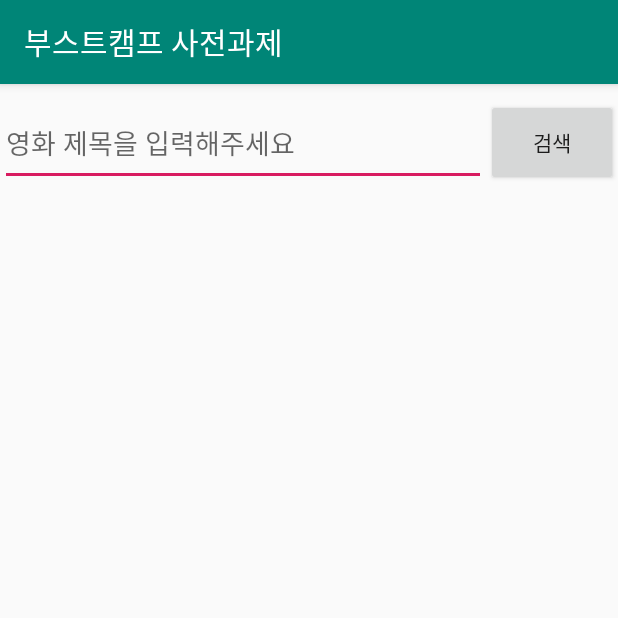
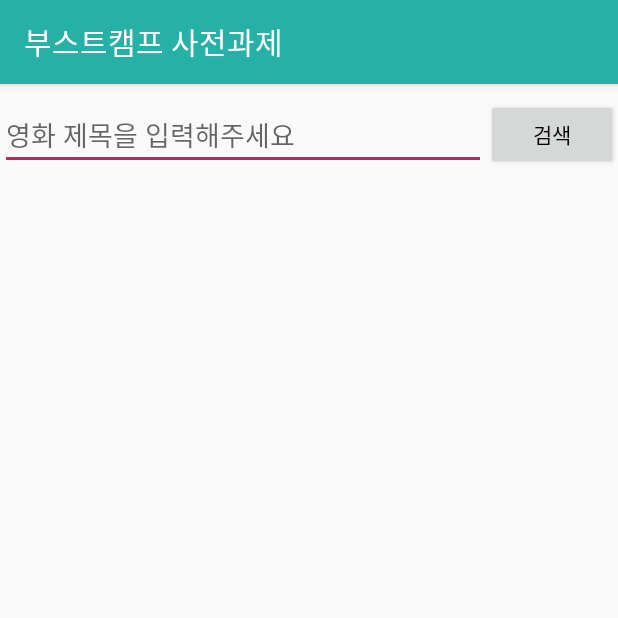
Before and after one commit to ch-Yoon/movie_list_toy_project, an Android app: the screen it shows after launch (MovieListActivity), on a phone screen of 412 x 824 dp, the top half of it. Run offline under Robolectric (Android 15) with nearby library versions, the phone set to English and light mode, and no system bars; our stand-ins replace Volley.

```diff
--- a/movielist/app/src/main/java/com/list/movie/hyuck/movielist/movielist/adapter/MovieListAdapter.java
+++ b/movielist/app/src/main/java/com/list/movie/hyuck/movielist/movielist/adapter/MovieListAdapter.java
@@ -71,6 +71,7 @@ public class MovieListAdapter extends RecyclerView.Adapter<MovieListAdapterViewH
 
     @Override
     public void setMovieDataList(ArrayList<MovieData> movieDataArrayList) {
+        this.movieDataList.clear();
         this.movieDataList = movieDataArrayList;
     }
 
--- a/movielist/app/src/main/java/com/list/movie/hyuck/movielist/movielist/model/MovieListModel.java
+++ b/movielist/app/src/main/java/com/list/movie/hyuck/movielist/movielist/model/MovieListModel.java
@@ -1,8 +1,6 @@
 package com.list.movie.hyuck.movielist.movielist.model;
 
 import android.content.Context;
-import android.net.ConnectivityManager;
-import android.net.NetworkInfo;
 
 import com.google.gson.Gson;
 import com.list.movie.hyuck.movielist.movielist.model.items.MovieData;
@@ -18,16 +16,14 @@ import org.json.JSONObject;
 import java.util.ArrayList;
 
 public class MovieListModel {
-    private Context context;
     private ServerCommunicator serverCommunicator;
 
-    public MovieListModel(Context context) {
-        init(context);
+    public MovieListModel(Context applicationContext) {
+        init(applicationContext);
     }
 
-    private void init(Context context) {
-        this.context = context;
-        serverCommunicator = VolleySingleton.getInstance(context.getApplicationContext());
+    private void init(Context applicationContext) {
+        serverCommunicator = VolleySingleton.getInstance(applicationContext);
     }
 
     public void loadMovieData(MovieRequest movieRequest, OnMovieDataLoadListener onMovieDataLoadListener) {
@@ -35,24 +31,7 @@ public class MovieListModel {
     }
 
     private void handlingLoadMovieData(MovieRequest movieRequest, OnMovieDataLoadListener onMovieDataLoadListener) {
-        if(isNetworkConnecting()) {
-            loadMoveDataFromServer(movieRequest, onMovieDataLoadListener);
-        } else {
-            onMovieDataLoadListener.onNetworkNotConnectingError();
-        }
-    }
-
-    private boolean isNetworkConnecting() {
-        ConnectivityManager manager = (ConnectivityManager)
-                context.getSystemService(Context.CONNECTIVITY_SERVICE);
-
-        if(manager != null) {
-            NetworkInfo networkInfo = manager.getActiveNetworkInfo();
-
-            return networkInfo != null;
-        }
-
-        return false;
+        loadMoveDataFromServer(movieRequest, onMovieDataLoadListener);
     }
 
     private void loadMoveDataFromServer(final MovieRequest movieRequest, final OnMovieDataLoadListener onMovieDataLoadListener) {
@@ -68,6 +47,11 @@ public class MovieListModel {
             @Override
             public void onResult(String response) {
                 handlingRequestResultData(response, movieRequest, onMovieDataLoadListener);
+            }
+
+            @Override
+            public void onNetworkNotConnecting() {
+                handlingNetworkNotConnecting(onMovieDataLoadListener);
             }
 
             @Override
@@ -91,6 +75,10 @@ public class MovieListModel {
                 onMovieDataLoadListener.onNoMoreData();
             }
         }
+    }
+
+    private void handlingNetworkNotConnecting(OnMovieDataLoadListener onMovieDataLoadListener) {
+        onMovieDataLoadListener.onNetworkNotConnectingError();
     }
 
     private void handlingRequestErrorData(String errorMessageJSONFormat, OnMovieDataLoadListener onMovieDataLoadListener) {
--- a/movielist/app/src/main/java/com/list/movie/hyuck/movielist/movielist/view/MovieListView.java
+++ b/movielist/app/src/main/java/com/list/movie/hyuck/movielist/movielist/view/MovieListView.java
@@ -4,5 +4,12 @@ public interface MovieListView {
     void refreshMovieList();
     void hideKeyboard();
     void moveToMovieWeb(String uri);
-    void showErrorMessage(String errorMessage);
+    void showApplicationError(String errorMessage);
+    void showNetworkNotConnectingError();
+    void showServerSystemError(String errorMessage);
+    void showNoMoreData();
+    void showNonExistentWordError();
+    void showProgressDialog();
+    void hideProgressDialog();
+
 }
--- a/movielist/app/src/main/java/com/list/movie/hyuck/movielist/volley/OnServerRequestListener.java
+++ b/movielist/app/src/main/java/com/list/movie/hyuck/movielist/volley/OnServerRequestListener.java
@@ -2,5 +2,6 @@ package com.list.movie.hyuck.movielist.volley;
 
 public interface OnServerRequestListener {
     void onResult(String response);
+    void onNetworkNotConnecting();
     void onError(String errorMessage);
 }
--- a/movielist/app/src/main/java/com/list/movie/hyuck/movielist/volley/VolleySingleton.java
+++ b/movielist/app/src/main/java/com/list/movie/hyuck/movielist/volley/VolleySingleton.java
@@ -8,6 +8,7 @@ import com.android.volley.Response;
 import com.android.volley.VolleyError;
 import com.android.volley.toolbox.StringRequest;
 import com.android.volley.toolbox.Volley;
+import com.list.movie.hyuck.movielist.utils.NetworkUtil;
 
 import org.json.JSONException;
 import org.json.JSONObject;
@@ -17,14 +18,16 @@ import java.util.Map;
 
 public class VolleySingleton implements ServerCommunicator {
     private static VolleySingleton ourInstance = null;
+    private Context applicationContext;
     private RequestQueue requestQueue;
 
-    private VolleySingleton(Context context) {
-        initRequestQueue(context);
+    private VolleySingleton(Context applicationContext) {
+        initRequestQueue(applicationContext);
     }
 
-    private void initRequestQueue(Context context) {
-        requestQueue = Volley.newRequestQueue(context);
+    private void initRequestQueue(Context applicationContext) {
+        this.applicationContext = applicationContext;
+        requestQueue = Volley.newRequestQueue(applicationContext);
     }
 
     public static synchronized VolleySingleton getInstance(Context context) {
@@ -37,7 +40,11 @@ public class VolleySingleton implements ServerCommunicator {
 
     @Override
     public void requestData(String uri, final String clientId, final String clientSecret, final OnServerRequestListener onServerRequestListener) {
-        handlingRequestData(uri, clientId, clientSecret, onServerRequestListener);
+        if(NetworkUtil.isNetworkConnecting(applicationContext)) {
+            handlingRequestData(uri, clientId, clientSecret, onServerRequestListener);
+        } else {
+            onServerRequestListener.onNetworkNotConnecting();
+        }
     }
 
     private void handlingRequestData(String uri, final String clientId, final String clientSecret, final OnServerRequestListener onServerRequestListener) {
--- a/movielist/app/src/main/res/layout/activity_movie_list.xml
+++ b/movielist/app/src/main/res/layout/activity_movie_list.xml
@@ -16,6 +16,7 @@
         android:paddingTop="@dimen/movie_list_movie_title_edit_text_padding"
         android:paddingBottom="@dimen/movie_list_movie_title_edit_text_padding"
         android:singleLine="false"
+        android:textColor="@android:color/black"
         android:textSize="@dimen/movie_list_movie_title_edit_text_text_size"
         app:layout_constraintEnd_toStartOf="@+id/movieDataRequestButton"
         app:layout_constraintStart_toStartOf="parent"
@@ -26,6 +27,7 @@
         android:layout_width="wrap_content"
         android:layout_height="0dp"
         android:text="@string/movie_list_movie_data_request_button"
+        android:textColor="@android:color/black"
         app:layout_constraintBottom_toBottomOf="@+id/movieTitleEditText"
         app:layout_constraintEnd_toEndOf="parent"
         app:layout_constraintTop_toTopOf="@+id/movieTitleEditText" />
--- a/movielist/app/src/main/res/values/colors.xml
+++ b/movielist/app/src/main/res/values/colors.xml
@@ -1,6 +1,8 @@
 <?xml version="1.0" encoding="utf-8"?>
 <resources>
-    <color name="colorPrimary">#008577</color>
-    <color name="colorPrimaryDark">#00574B</color>
+    <color name="colorPrimary">@color/colorCyan</color>
+    <color name="colorPrimaryDark">@color/colorDarkCyan</color>
     <color name="colorAccent">#d81b60</color>
+    <color name="colorCyan">#27b0a6</color>
+    <color name="colorDarkCyan">#079096</color>
 </resources>
--- a/movielist/app/src/main/res/values/strings.xml
+++ b/movielist/app/src/main/res/values/strings.xml
@@ -10,6 +10,9 @@
     <string name="movie_data_load_system_error">서버에서 발생한 오류로 인하여 검색에 실패했습니다. 개발자에게 에러 메시지를 전달해주세요. 에러 메시지 : %1$s</string>
     <string name="movie_data_network_not_connecting_error">인터넷 연결이 끊어져있습니다. 인터넷 연결 후 다시 시도해주세요.</string>
     <string name="movie_data_non_existent_word_error">해당 검색어로는 조회되는 결과가 없습니다.</string>
-    <string name="movie_data_no_more_data_error">마지막 데이터 입니다.</string>
+    <string name="movie_data_no_more_data_error">추가 검색 결과는 없습니다.</string>
+
+    <!-- custom progress dialog -->
+    <string name="custom_progress_dialog_message">잠시만 기다려주세요</string>
 
 </resources>
```
Also changed, not shown: movielist/app/src/main/java/com/list/movie/hyuck/movielist/movielist/adapter/viewholder/MovieListAdapterViewHolder.java (+3 -27 lines), movielist/app/src/main/java/com/list/movie/hyuck/movielist/movielist/model/items/MovieData.java (+14 -1 lines), movielist/app/src/main/java/com/list/movie/hyuck/movielist/movielist/presenter/MovieListPresenterImpl.java (+59 -39 lines), movielist/app/src/main/java/com/list/movie/hyuck/movielist/movielist/presenter/manager/DataRequestManager.java (+8 -8 lines), movielist/app/src/main/java/com/list/movie/hyuck/movielist/movielist/view/MovieListActivity.java (+47 -5 lines), movielist/app/src/main/java/com/list/movie/hyuck/movielist/utils/CustomProgressDialog.java (added, +42 -0 lines), movielist/app/src/main/java/com/list/movie/hyuck/movielist/utils/HtmlUtil.java (added, +44 -0 lines), movielist/app/src/main/java/com/list/movie/hyuck/movielist/utils/NetworkUtil.java (added, +20 -0 lines), movielist/app/src/main/res/layout/custom_progress_dialog.xml (added, +31 -0 lines), movielist/app/src/main/res/layout/movie_list_recycler_view_item.xml (+8 -0 lines), movielist/app/src/main/res/values/dimens.xml (+7 -4 lines), movielist/app/src/main/res/drawable/no_image.jpg (deleted).
